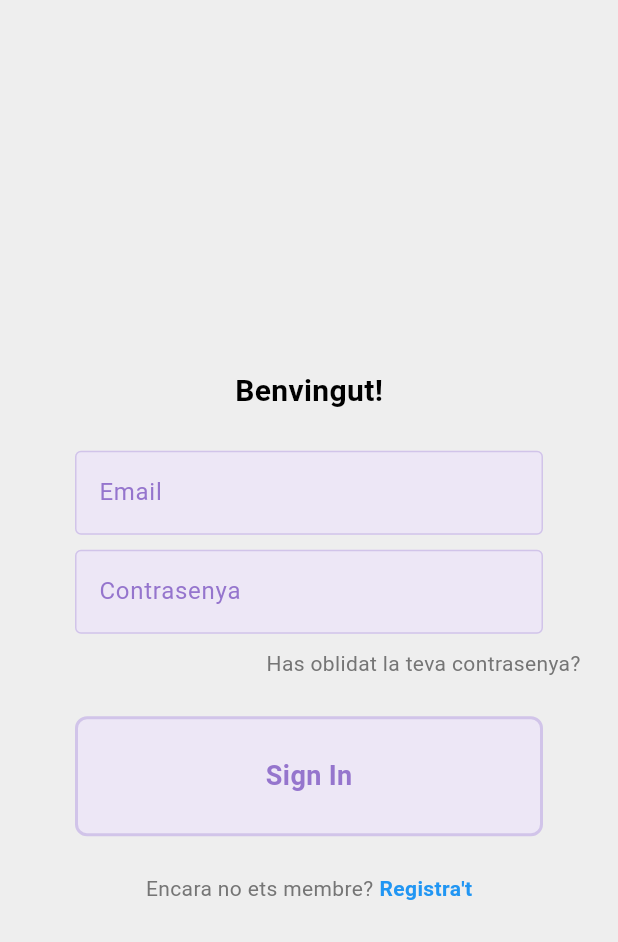
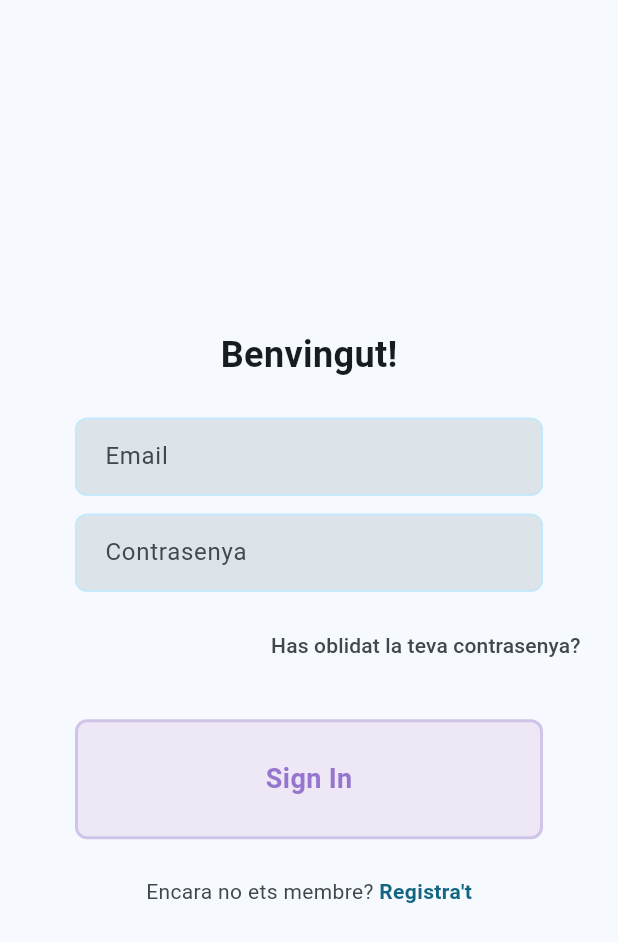
Before and after one commit to annasabater/TFG_Frontend, a Flutter app: the screen it shows after launch, on a phone screen of 412 x 824 dp. Shown: the top 942 px of the screen. Run offline on Flutter 3.47's test engine with Material 3 defaults, Android fonts, the phone set to English and light mode, and no system bars; our stand-ins replace go_router; missing offline and left inert: flutter_joystick.

Commit message:
versio 1

```diff
--- a/lib/components/my_textfield.dart
+++ b/lib/components/my_textfield.dart
@@ -1,7 +1,8 @@
+// lib/components/my_textfield.dart
 import 'package:flutter/material.dart';
 
 class MyTextfield extends StatelessWidget {
-  final controller;
+  final TextEditingController? controller;
   final String hintText;
   final bool obscureText;
 
@@ -14,22 +15,26 @@ class MyTextfield extends StatelessWidget {
 
   @override
   Widget build(BuildContext context) {
+    final colors = Theme.of(context).colorScheme;
     return Padding(
-      padding: EdgeInsets.symmetric(horizontal: 25.0),
+      padding: const EdgeInsets.symmetric(horizontal: 25.0),
       child: TextField(
         controller: controller,
         obscureText: obscureText,
         decoration: InputDecoration(
+          hintText: hintText,
+          hintStyle: TextStyle(color: colors.onSurfaceVariant),
+          filled: true,
+          fillColor: colors.surfaceVariant,
+          contentPadding: const EdgeInsets.symmetric(horizontal: 16, vertical: 14),
           enabledBorder: OutlineInputBorder(
-            borderSide: BorderSide(color: Colors.deepPurple[100]!),
+            borderRadius: BorderRadius.circular(8),
+            borderSide: BorderSide(color: colors.primaryContainer),
           ),
           focusedBorder: OutlineInputBorder(
-            borderSide: BorderSide(color: Colors.deepPurple[200]!),
+            borderRadius: BorderRadius.circular(8),
+            borderSide: BorderSide(color: colors.primary),
           ),
-          hintText: hintText,
-          hintStyle: TextStyle(color: Colors.deepPurple[300]),
-          fillColor: Colors.deepPurple[50],
-          filled: true,
         ),
       ),
     );
--- a/lib/main.dart
+++ b/lib/main.dart
@@ -1,11 +1,9 @@
+// lib/main.dart
 import 'package:flutter/material.dart';
-import 'package:seminari_flutter/provider/users_provider.dart';
-import 'package:seminari_flutter/routes/app_router.dart';
+import 'package:SkyNet/provider/users_provider.dart';
+import 'package:SkyNet/routes/app_router.dart';
 import 'package:provider/provider.dart';
-import 'package:seminari_flutter/services/auth_service.dart';
-import 'package:seminari_flutter/screens/auth/login_screen.dart';
-import 'package:seminari_flutter/screens/home_screen.dart';
-import 'package:seminari_flutter/pages/drone_control_page.dart';
+import 'package:SkyNet/services/auth_service.dart';
 
 void main() {
   runApp(const MyApp());
@@ -14,24 +12,38 @@ void main() {
 class MyApp extends StatelessWidget {
   const MyApp({super.key});
 
-  // This widget is the root of your application.
   @override
   Widget build(BuildContext context) {
+    // Esquema de color personalizado (azul claro)
+    final lightScheme = ColorScheme.fromSeed(
+      seedColor: const Color(0xFF81D4FA), // Azul pastel
+      brightness: Brightness.light,
+    );
+
     return ChangeNotifierProvider(
-      create: (context) => UserProvider(),
+      create: (_) => UserProvider(),
       child: MaterialApp.router(
-        title: 'Flutter Demo',
-        debugShowCheckedModeBanner:
-            false, // si volem veure o no el banner de debug
+        title: 'S K Y N E T',
+        debugShowCheckedModeBanner: false,
         routerConfig: appRouter,
+        themeMode: ThemeMode.light, // Siempre claro
+
+        // Tema claro
         theme: ThemeData(
           useMaterial3: true,
-          colorScheme: ColorScheme.fromSeed(
-            seedColor: Colors.deepPurple,
-            brightness: Brightness.light,
+          colorScheme: lightScheme,
+          scaffoldBackgroundColor: lightScheme.background,
+          appBarTheme: AppBarTheme(
+            centerTitle: false,
+            elevation: 0,
+            backgroundColor: lightScheme.primary,
+            foregroundColor: lightScheme.onPrimary,
           ),
-          appBarTheme: const AppBarTheme(centerTitle: false, elevation: 0),
+          drawerTheme: DrawerThemeData(
+            backgroundColor: lightScheme.surface,
+          ),
           cardTheme: CardTheme(
+            color: lightScheme.surface,
             elevation: 2,
             shape: RoundedRectangleBorder(
               borderRadius: BorderRadius.circular(12),
@@ -39,6 +51,8 @@ class MyApp extends StatelessWidget {
           ),
           elevatedButtonTheme: ElevatedButtonThemeData(
             style: ElevatedButton.styleFrom(
+              backgroundColor: lightScheme.primary,
+              foregroundColor: lightScheme.onPrimary,
               elevation: 2,
               padding: const EdgeInsets.symmetric(horizontal: 16, vertical: 12),
               shape: RoundedRectangleBorder(
@@ -47,38 +61,25 @@ class MyApp extends StatelessWidget {
             ),
           ),
           inputDecorationTheme: InputDecorationTheme(
-            border: OutlineInputBorder(borderRadius: BorderRadius.circular(8)),
+            border: OutlineInputBorder(
+              borderRadius: BorderRadius.circular(8),
+              borderSide: BorderSide(color: lightScheme.primaryContainer),
+            ),
+            enabledBorder: OutlineInputBorder(
+              borderRadius: BorderRadius.circular(8),
+              borderSide: BorderSide(color: lightScheme.primaryContainer),
+            ),
+            focusedBorder: OutlineInputBorder(
+              borderRadius: BorderRadius.circular(8),
+              borderSide: BorderSide(color: lightScheme.primary),
+            ),
             filled: true,
-            fillColor: Colors.grey.shade50,
+            fillColor: lightScheme.surfaceVariant,
+            contentPadding: const EdgeInsets.symmetric(horizontal: 16, vertical: 14),
           ),
         ),
-        darkTheme: ThemeData(
-          useMaterial3: true,
-          colorScheme: ColorScheme.fromSeed(
-            seedColor: Colors.deepPurple,
-            brightness: Brightness.dark,
-          ),
-          appBarTheme: const AppBarTheme(centerTitle: false, elevation: 0),
-          cardTheme: CardTheme(
-            elevation: 2,
-            shape: RoundedRectangleBorder(
-              borderRadius: BorderRadius.circular(12),
-            ),
-          ),
-          elevatedButtonTheme: ElevatedButtonThemeData(
-            style: ElevatedButton.styleFrom(
-              elevation: 2,
-              padding: const EdgeInsets.symmetric(horizontal: 16, vertical: 12),
-              shape: RoundedRectangleBorder(
-                borderRadius: BorderRadius.circular(8),
-              ),
-            ),
-          ),
-          inputDecorationTheme: InputDecorationTheme(
-            border: OutlineInputBorder(borderRadius: BorderRadius.circular(8)),
-            filled: true,
-          ),
-        ),
+
+        // No es necesario darkTheme al forzar light
       ),
     );
   }
--- a/lib/routes/app_router.dart
+++ b/lib/routes/app_router.dart
@@ -1,18 +1,20 @@
+//app_router.dart
 import 'package:go_router/go_router.dart';
-import 'package:seminari_flutter/screens/auth/login_screen.dart';
-import 'package:seminari_flutter/screens/borrar_screen.dart';
-import 'package:seminari_flutter/screens/details_screen.dart';
-import 'package:seminari_flutter/screens/editar_screen.dart';
-import 'package:seminari_flutter/screens/imprimir_screen.dart';
-import 'package:seminari_flutter/screens/home_screen.dart';
-import 'package:seminari_flutter/screens/perfil_screen.dart';
-import 'package:seminari_flutter/services/auth_service.dart';
+import 'package:SkyNet/screens/auth/login_screen.dart';
+import 'package:SkyNet/screens/borrar_screen.dart';
+import 'package:SkyNet/screens/details_screen.dart';
+import 'package:SkyNet/screens/editar_screen.dart';
+import 'package:SkyNet/screens/imprimir_screen.dart';
+import 'package:SkyNet/screens/home_screen.dart';
+import 'package:SkyNet/screens/perfil_screen.dart';
+import 'package:SkyNet/screens/jocs_page.dart';
+import 'package:SkyNet/screens/drone_control_page.dart';
+import 'package:SkyNet/services/auth_service.dart';
 
 final GoRouter appRouter = GoRouter(
   initialLocation: AuthService().isLoggedIn ? '/' : '/login',
   routes: [
     GoRoute(path: '/login', builder: (context, state) => LoginPage()),
-    GoRoute(path: '/', builder: (context, state) => const HomeScreen()),
     GoRoute(
       path: '/',
       builder: (context, state) => const HomeScreen(),
@@ -39,6 +41,16 @@ final GoRouter appRouter = GoRouter(
           path: 'profile',
           builder: (context, state) => const PerfilScreen(),
         ),
+        GoRoute(
+          path: 'jocs',
+          builder: (context, state) => const JocsPage(),
+          routes: [
+            GoRoute(
+              path: 'competencia',
+              builder: (context, state) => const DroneControlPage(),
+            ),
+          ],
+        ),
       ],
     ),
   ],
--- a/lib/screens/auth/login_screen.dart
+++ b/lib/screens/auth/login_screen.dart
@@ -1,8 +1,9 @@
+// lib/screens/auth/login_screen.dart
 import 'package:flutter/material.dart';
 import 'package:go_router/go_router.dart';
-import 'package:seminari_flutter/components/my_textfield.dart';
-import 'package:seminari_flutter/components/my_button.dart';
-import 'package:seminari_flutter/services/auth_service.dart';
+import 'package:SkyNet/components/my_textfield.dart';
+import 'package:SkyNet/components/my_button.dart';
+import 'package:SkyNet/services/auth_service.dart';
 
 class LoginPage extends StatelessWidget {
   LoginPage({super.key});
@@ -12,7 +13,6 @@ class LoginPage extends StatelessWidget {
 
   void signUserIn(BuildContext context) async {
     final authService = AuthService();
-
     final email = emailController.text;
     final password = passwordController.text;
 
@@ -22,7 +22,6 @@ class LoginPage extends StatelessWidget {
     }
 
     final result = await authService.login(email, password);
-
     if (result.containsKey('error')) {
       _showError(context, result['error']);
     } else {
@@ -33,15 +32,12 @@ class LoginPage extends StatelessWidget {
   void _showError(BuildContext context, String message) {
     showDialog(
       context: context,
-      builder:
-          (context) => AlertDialog(
+      builder: (_) => AlertDialog(
         title: const Text('Error'),
         content: Text(message),
         actions: [
           TextButton(
-                onPressed: () {
-                  Navigator.of(context).pop();
-                },
+            onPressed: () => Navigator.of(context).pop(),
             child: const Text('OK'),
           ),
         ],
@@ -51,8 +47,9 @@ class LoginPage extends StatelessWidget {
 
   @override
   Widget build(BuildContext context) {
+    final colors = Theme.of(context).colorScheme;
     return Scaffold(
-      backgroundColor: Colors.grey[200],
+      backgroundColor: colors.background,
       body: SafeArea(
         child: Center(
           child: SingleChildScrollView(
@@ -61,11 +58,11 @@ class LoginPage extends StatelessWidget {
               mainAxisAlignment: MainAxisAlignment.center,
               children: [
                 const SizedBox(height: 25),
-                const Text(
+                Text(
                   'Benvingut!',
                   style: TextStyle(
-                    color: Colors.black,
-                    fontSize: 20,
+                    color: colors.onBackground,
+                    fontSize: 24,
                     fontWeight: FontWeight.bold,
                   ),
                 ),
@@ -75,21 +72,23 @@ class LoginPage extends StatelessWidget {
                   hintText: 'Email',
                   obscureText: false,
                 ),
-                const SizedBox(height: 10),
+                const SizedBox(height: 12),
                 MyTextfield(
                   controller: passwordController,
                   hintText: 'Contrasenya',
                   obscureText: true,
                 ),
-                const SizedBox(height: 10),
-                Row(
-                  mainAxisAlignment: MainAxisAlignment.end,
-                  children: [
-                    Text(
+                const SizedBox(height: 12),
+                Align(
+                  alignment: Alignment.centerRight,
+                  child: TextButton(
+                    onPressed: () {},
+                    child: Text(
                       'Has oblidat la teva contrasenya?',
-                      style: TextStyle(color: Colors.grey[600]),
+                      style: TextStyle(color: colors.onSurfaceVariant),
                     ),
-                  ],
+                    style: TextButton.styleFrom(padding: EdgeInsets.zero),
+                  ),
                 ),
                 const SizedBox(height: 25),
                 MyButton(onTap: () => signUserIn(context)),
@@ -98,19 +97,22 @@ class LoginPage extends StatelessWidget {
                   mainAxisAlignment: MainAxisAlignment.center,
                   children: [
                     Text(
-                      'Encara no ets membre?',
-                      style: TextStyle(color: Colors.grey[600]),
+                      'Encara no ets membre? ',
+                      style: TextStyle(color: colors.onSurfaceVariant),
                     ),
-                    const SizedBox(width: 4),
-                    const Text(
+                    GestureDetector(
+                      onTap: () => context.go('/register'),
+                      child: Text(
                         'Registra\'t',
                         style: TextStyle(
-                        color: Colors.blue,
+                          color: colors.primary,
                           fontWeight: FontWeight.bold,
+                        ),
                       ),
                     ),
                   ],
                 ),
+                const SizedBox(height: 25),
               ],
             ),
           ),
--- a/lib/screens/borrar_screen.dart
+++ b/lib/screens/borrar_screen.dart
@@ -1,6 +1,6 @@
 // borrar_screen.dart
 import 'package:flutter/material.dart';
-import 'package:seminari_flutter/provider/users_provider.dart';
+import 'package:SkyNet/provider/users_provider.dart';
 import 'package:provider/provider.dart';
 import '../widgets/UserCard.dart';
 import '../widgets/Layout.dart';
--- a/lib/screens/details_screen.dart
+++ b/lib/screens/details_screen.dart
@@ -1,6 +1,6 @@
 // details_screen.dart
 import 'package:flutter/material.dart';
-import 'package:seminari_flutter/widgets/Layout.dart';
+import 'package:SkyNet/widgets/Layout.dart';
 import '../provider/users_provider.dart';
 import 'package:provider/provider.dart';
 import '../widgets/UserCard.dart';
--- a/lib/screens/editar_screen.dart
+++ b/lib/screens/editar_screen.dart
@@ -1,8 +1,8 @@
 // editar_screen.dart
 import 'package:flutter/material.dart';
-import 'package:seminari_flutter/provider/users_provider.dart';
+import 'package:SkyNet/provider/users_provider.dart';
 import 'package:provider/provider.dart';
-import 'package:seminari_flutter/widgets/Layout.dart';
+import 'package:SkyNet/widgets/Layout.dart';
 
 class EditarScreen extends StatefulWidget {
   const EditarScreen({super.key});
--- a/lib/screens/home_screen.dart
+++ b/lib/screens/home_screen.dart
@@ -1,8 +1,8 @@
 import 'package:flutter/material.dart';
 //import 'package:go_router/go_router.dart';
 import 'package:provider/provider.dart';
-import 'package:seminari_flutter/provider/users_provider.dart';
-import 'package:seminari_flutter/widgets/Layout.dart';
+import 'package:SkyNet/provider/users_provider.dart';
+import 'package:SkyNet/widgets/Layout.dart';
 
 class HomeScreen extends StatefulWidget {
   const HomeScreen({super.key});
--- a/pubspec.yaml
+++ b/pubspec.yaml
@@ -1,4 +1,4 @@
-name: seminari_flutter
+name: SkyNet
 description: "A new Flutter project."
 # The following line prevents the package from being accidentally published to
 # pub.dev using `flutter pub publish`. This is preferred for private packages.
```
Also changed, not shown: lib/screens/drone_control_page.dart (renamed from lib/pages/drone_control_page.dart, +25 -19 lines), lib/screens/jocs_page.dart (added, +31 -0 lines), lib/widgets/Layout.dart (+8 -1 lines), 1 other file. Lines whose indentation alone changed are shown as unchanged.
